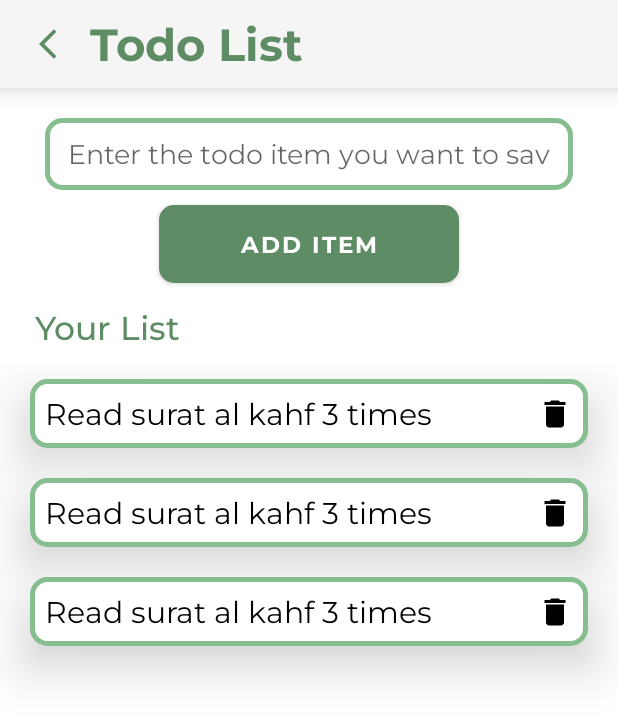
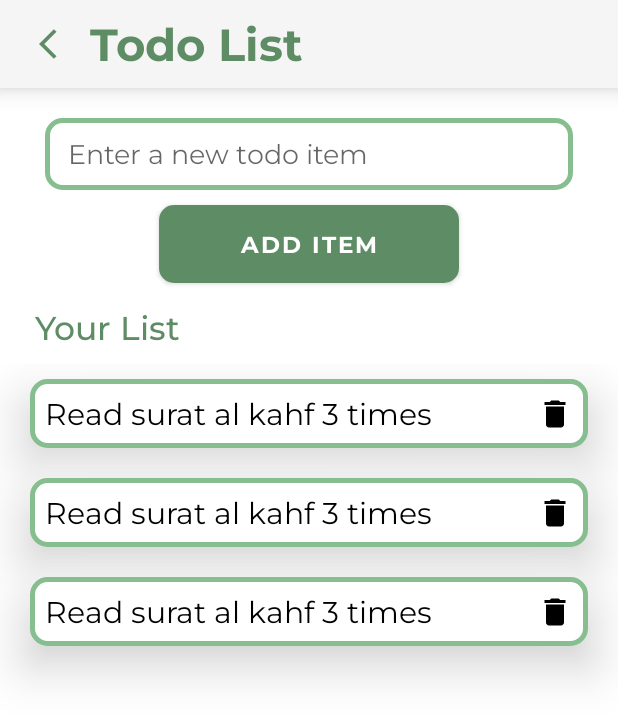
Before and after one commit to mazen-mahmoud16/Al-Muslim, an Android app: the layout activity_todo.xml on its own in the app's theme, with its tools: preview values and no code run, on a phone screen of 412 x 824 dp. Shown: the top 719 px of the screen. Run offline under Robolectric (Android 15) with nearby library versions, the light colour scheme and no system bars.

Commit message:
Update todo item in strings file

```diff
--- a/app/src/main/res/values/strings.xml
+++ b/app/src/main/res/values/strings.xml
@@ -14,7 +14,7 @@
     <string name="generate_last_week_statistics">Generate last week statistics</string>
     <string name="add_item_todo">Add Item</string>
     <string name="todo_list_title">Todo List</string>
-    <string name="enter_the_todo_item_you_want_to_save">Enter the todo item you want to save</string>
+    <string name="enter_the_todo_item_you_want_to_save">Enter a new todo item</string>
     <string name="your_list_todo">Your List</string>
     <string name="azkar_item_test">بسـم الله الـذي لا يضر مع اسمه شيء في الأرض ولا في السماء وهو السميع العليم</string>
     <string name="azkar_item_counter_test">عدد المرات</string>
```
